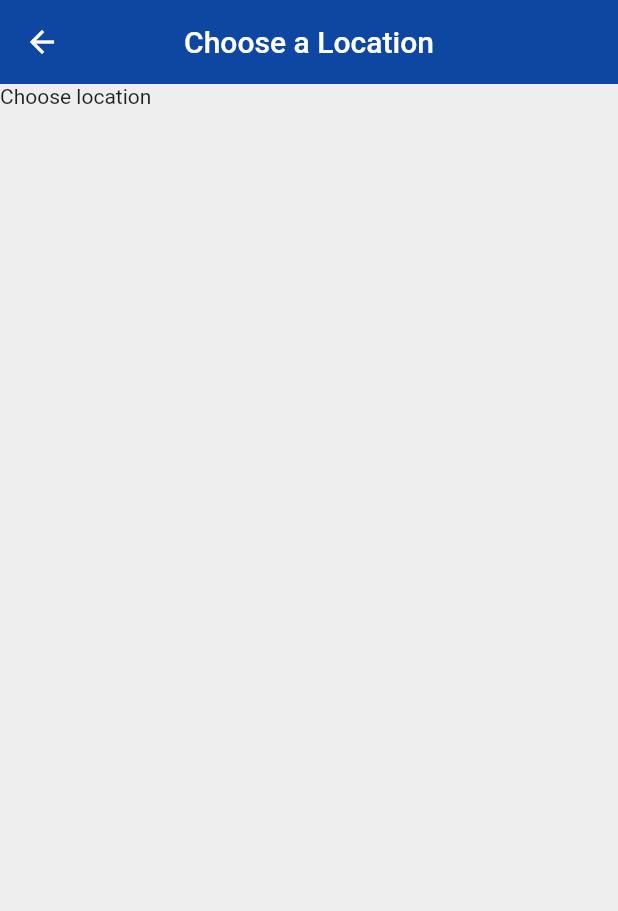
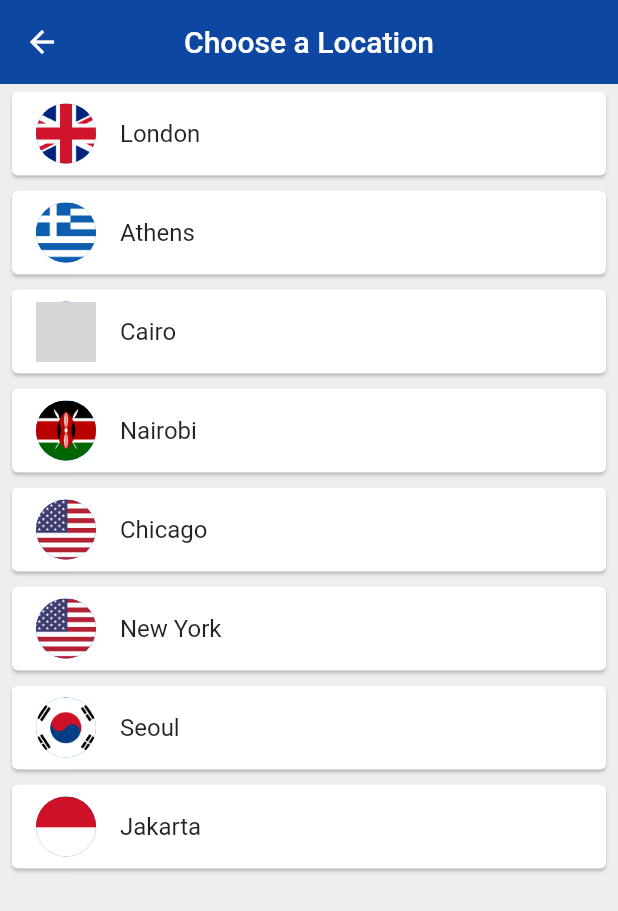
Before and after one commit to sir-radar/flutter_world_time_app, a Flutter app: the screen it shows after launch, after a tap on "Edit Location", on a phone screen of 412 x 824 dp. Shown: the top 911 px of the screen. Run offline on Flutter 3.47's test engine with Material 2 defaults, Android fonts, the phone set to English and light mode, and no system bars; our stand-ins replace flutter_spinkit; network calls fail; grey boxes are pictures that could not be loaded.

Commit message:
add country flags and better splash screen

```diff
--- a/lib/screens/choose_location.dart
+++ b/lib/screens/choose_location.dart
@@ -1,4 +1,5 @@
 import 'package:flutter/material.dart';
+import 'package:world_time/services/world_time.dart';
 
 class ChooseLocation extends StatefulWidget {
   ChooseLocation({Key key}) : super(key: key);
@@ -7,6 +8,18 @@ class ChooseLocation extends StatefulWidget {
 }
 
 class _ChooseLocationState extends State<ChooseLocation> {
+
+  List<WorldTime> locations = [
+    WorldTime(url: 'Europe/London', location: 'London', flag: 'uk.png'),
+    WorldTime(url: 'Europe/Berlin', location: 'Athens', flag: 'greece.png'),
+    WorldTime(url: 'Africa/Cairo', location: 'Cairo', flag: 'egypt.png'),
+    WorldTime(url: 'Africa/Nairobi', location: 'Nairobi', flag: 'kenya.png'),
+    WorldTime(url: 'America/Chicago', location: 'Chicago', flag: 'usa.png'),
+    WorldTime(url: 'America/New_York', location: 'New York', flag: 'usa.png'),
+    WorldTime(url: 'Asia/Seoul', location: 'Seoul', flag: 'south_korea.png'),
+    WorldTime(url: 'Asia/Jakarta', location: 'Jakarta', flag: 'indonesia.png')
+  ];
+
   @override
   Widget build(BuildContext context) {
     return Scaffold(
@@ -17,7 +30,25 @@ class _ChooseLocationState extends State<ChooseLocation> {
         centerTitle: true,
         elevation: 0,
       ),
-      body: Text('Choose location'),
+      body: ListView.builder(
+        itemCount: locations.length,
+        itemBuilder: (context, index){
+          return Padding(
+            padding: const EdgeInsets.symmetric(vertical: 1.0, horizontal: 4.0),
+            child: Card(
+              child: ListTile(
+                onTap: (){
+
+                },
+                title: Text(locations[index].location),
+                leading: CircleAvatar(
+                  backgroundImage: AssetImage('assets/${locations[index].flag}'),
+                ),
+              )
+            ),
+          );
+        },
+      ),
     );
   }
 }
--- a/lib/screens/home.dart
+++ b/lib/screens/home.dart
@@ -13,8 +13,17 @@ class _HomeState extends State<Home> {
   Widget build(BuildContext context) {
     data = ModalRoute.of(context).settings.arguments;
 
+    //set background
+    String bgImage = data['isDaytime'] ? 'day.png' : 'night.png';
+    Color bgColor = data['isDaytime'] ? Colors.blue : Colors.indigo[700];
+
     return Scaffold(
+      backgroundColor: bgColor,
         body: SafeArea(
+            child: Container(
+      decoration: BoxDecoration(
+          image: DecorationImage(
+              image: AssetImage('assets/$bgImage'), fit: BoxFit.cover)),
       child: Padding(
         padding: const EdgeInsets.fromLTRB(0, 120, 0, 0),
         child: Column(
@@ -23,23 +32,29 @@ class _HomeState extends State<Home> {
               onPressed: () {
                 Navigator.pushNamed(context, '/location');
               },
-            icon: Icon(Icons.edit_location),
-            label: Text('Edit Location'),
+              icon: Icon(
+                Icons.edit_location,
+                color: Colors.grey[300],
+              ),
+              label: Text(
+                'Edit Location',
+                style: TextStyle(color: Colors.grey[300]),
+              ),
             ),
             SizedBox(height: 20.0),
             Row(
               mainAxisAlignment: MainAxisAlignment.center,
               children: <Widget>[
                 Text(data['location'],
-                  style: TextStyle(fontSize: 28.0, letterSpacing: 2.0))
+                    style: TextStyle(fontSize: 28.0, letterSpacing: 2.0, color: Colors.white))
               ],
             ),
-          SizedBox(height: 20.0,),
-          Text(
-            data['time'],
-            style: TextStyle(fontSize: 66.0)
+            SizedBox(
+              height: 20.0,
             ),
+            Text(data['time'], style: TextStyle(fontSize: 66.0, color: Colors.white)),
           ],
+        ),
       ),
     )));
   }
--- a/lib/screens/loading.dart
+++ b/lib/screens/loading.dart
@@ -1,6 +1,6 @@
 import 'package:flutter/material.dart';
 import 'package:world_time/services/world_time.dart';
-
+import 'package:flutter_spinkit/flutter_spinkit.dart';
 
 class Loading extends StatefulWidget {
   Loading({Key key}) : super(key: key);
@@ -9,21 +9,16 @@ class Loading extends StatefulWidget {
 }
 
 class _LoadingState extends State<Loading> {
-
-  // String time = 'Loading';
-
   void setupWorldTime() async {
-    WorldTime instance = WorldTime(location: 'Berlin', flag: 'germany.png', url: 'Europe/Berlin');
+    WorldTime instance = WorldTime(
+        location: 'Berlin', flag: 'germany.png', url: 'Europe/Berlin');
     await instance.getTime();
     Navigator.pushReplacementNamed(context, '/home', arguments: {
       'location': instance.location,
       'flag': instance.flag,
-      'time': instance.time
+      'time': instance.time,
+      'isDaytime': instance.isDaytime
     });
-    // print(instance.time);
-    // setState(() {
-    //   time = instance.time;
-    // });
   }
 
   @override
@@ -35,10 +30,9 @@ class _LoadingState extends State<Loading> {
   @override
   Widget build(BuildContext context) {
     return Scaffold(
-      body: Padding(
-        padding: EdgeInsets.all(50.0),
-        child: Text('loading'),
-      )
-    );
+      backgroundColor: Colors.blue[900],
+      body: Center(
+      child: SpinKitThreeBounce(color: Colors.white, size: 80),
+    ));
   }
 }
--- a/lib/services/world_time.dart
+++ b/lib/services/world_time.dart
@@ -8,6 +8,7 @@ class WorldTime {
  String time;
  String flag;
  String url;
+ bool isDaytime = false;
 
  WorldTime({this.location, this.flag, this.url});
 
@@ -17,7 +18,6 @@ class WorldTime {
 
     Response response = await get('https://worldtimeapi.org/api/timezone/$url');
     Map data = jsonDecode(response.body);
-    // print(data);
 
     //get properies from data
 
@@ -29,6 +29,8 @@ class WorldTime {
     DateTime now = DateTime.parse(datetime);
     now = now.add(Duration(hours: int.parse(offset)));
 
+    isDaytime = now.hour > 6 && now.hour < 20 ? true : false;
+
     time = DateFormat.jm().format(now);
 
   }catch(e){
--- a/pubspec.yaml
+++ b/pubspec.yaml
@@ -21,6 +21,7 @@ dependencies:
     sdk: flutter
   http: ^0.12.0+2
   intl: ^0.16.0
+  flutter_spinkit: ^4.0.0
 
   # The following adds the Cupertino Icons font to your application.
   # Use with the CupertinoIcons class for iOS style icons.
@@ -40,9 +41,8 @@ flutter:
   # the material Icons class.
   uses-material-design: true
   # To add assets to your application, add an assets section, like this:
-  # assets:
-  #  - images/a_dot_burr.jpeg
-  #  - images/a_dot_ham.jpeg
+  assets:
+   - assets/
   # An image asset can refer to one or more resolution-specific "variants", see
   # https://flutter.dev/assets-and-images/#resolution-aware.
   # For details regarding adding assets from package dependencies, see
```
Also changed, not shown: assets/day.png (added), assets/germany.png (added), assets/greece.png (added), assets/indonesia.png (added), assets/kenya.png (added), assets/night.png (added), assets/south_korea.png (added), assets/uk.png (added), assets/usa.png (added), pubspec.lock. Lines whose indentation alone changed are shown as unchanged.
